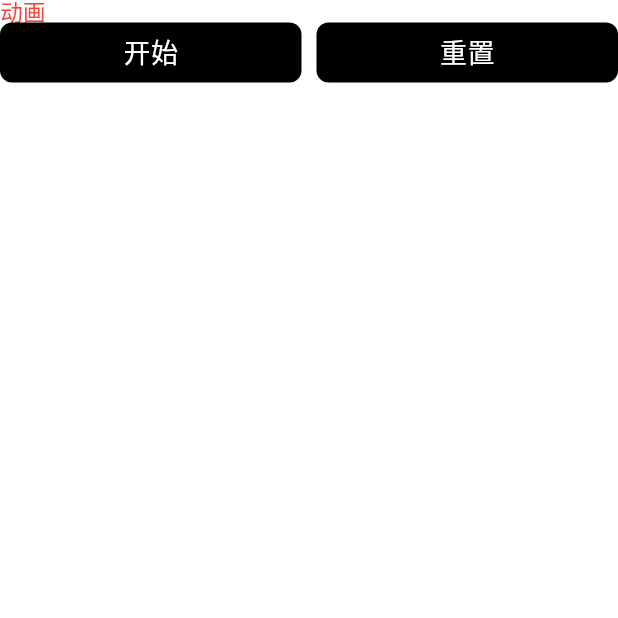
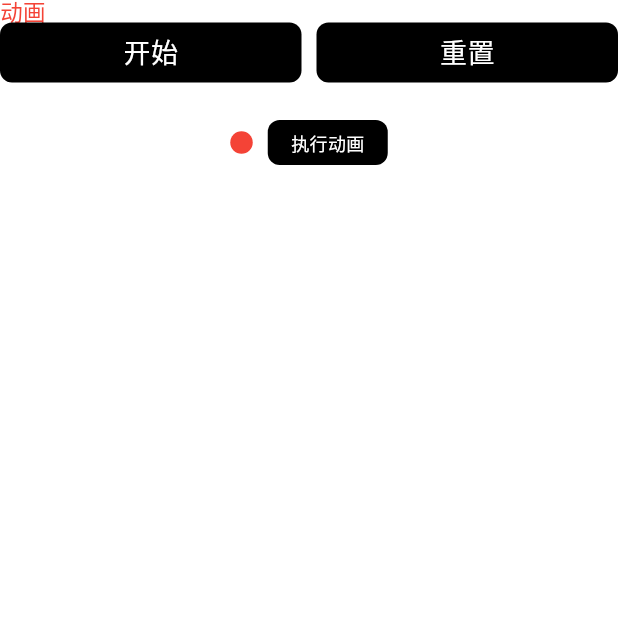
Before and after one commit to SpringRollHHB/FlutterUiTest, a Flutter app: the DongHuaWidget screen opened directly, on a phone screen of 412 x 824 dp, the top half of it. Run offline on Flutter 3.47's test engine with Material 3 defaults, Android fonts, the phone set to English and light mode, and no system bars; our stand-ins replace auto_size_text, get.

Commit message:
动画测试

```diff
--- a/lib/layout/dong_hua_widget.dart
+++ b/lib/layout/dong_hua_widget.dart
@@ -2,6 +2,7 @@ import 'package:flutter/cupertino.dart';
 import 'package:flutter/material.dart';
 import 'package:flutter/services.dart';
 import 'package:flutteruitest/layout/animation_image.dart';
+import 'package:get/get.dart';
 
 class DongHuaWidget extends StatefulWidget {
   const DongHuaWidget({super.key});
@@ -15,6 +16,8 @@ class _DongHuaWidgetState extends State<DongHuaWidget> with SingleTickerProvider
   late AnimationController controller01;
   late Animation<double> animation01;
   late Animation<double> animation02;
+
+  var dy = 0.0.obs;
 
   @override
   void initState() {
@@ -117,7 +120,7 @@ class _DongHuaWidgetState extends State<DongHuaWidget> with SingleTickerProvider
             AnimationImage(
               listenable: animation02,
             ),
-            const SizedBox(height: 10,),
+            const SizedBox(height: 5,),
             AnimatedBuilder(
               animation: animation02,
               builder: (context, child) {
@@ -127,6 +130,44 @@ class _DongHuaWidgetState extends State<DongHuaWidget> with SingleTickerProvider
                   width: animation02.value,
                 );
               },
+            ),
+            Row(
+              mainAxisSize: MainAxisSize.min,
+              crossAxisAlignment: CrossAxisAlignment.center,
+              children: [
+                Obx(() => AnimatedContainer(
+                  transform: Matrix4.translationValues(0, dy.value, 0),
+                  duration: const Duration(milliseconds: 500),
+                  child: Container(
+                    width: 15,
+                    height: 15,
+                    decoration: const BoxDecoration(
+                        color: Colors.red,
+                        shape: BoxShape.circle
+                    ),
+                  ),
+                ),),
+                const SizedBox(width: 10,),
+                GestureDetector(
+                  onTap: () {
+                    if (dy.value > 0) {
+                      dy.value = 0;
+                    } else {
+                      dy.value = 20;
+                    }
+                  },
+                  child: Container(
+                    decoration: BoxDecoration(
+                        color: Colors.black,
+                        borderRadius: BorderRadius.circular(8)
+                    ),
+                    width: 80,
+                    height: 30,
+                    alignment: Alignment.center,
+                    child: const Text("执行动画",style: TextStyle(color: Colors.white,fontSize: 12),),
+                  ),
+                )
+              ],
             )
 
           ],
```
